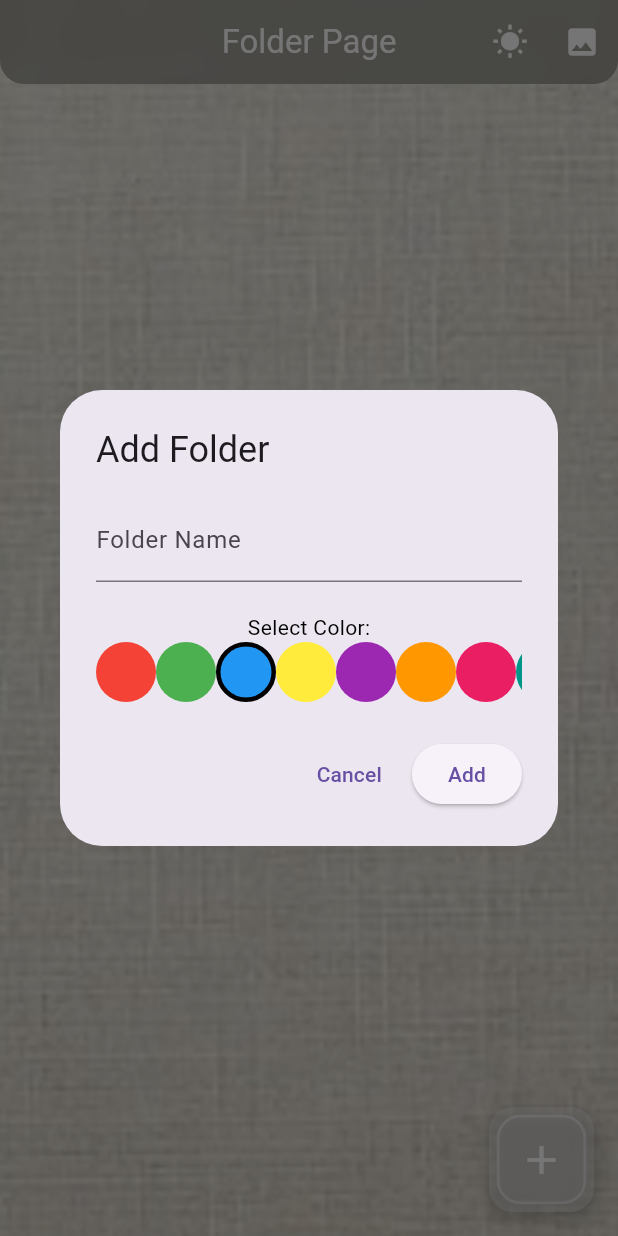
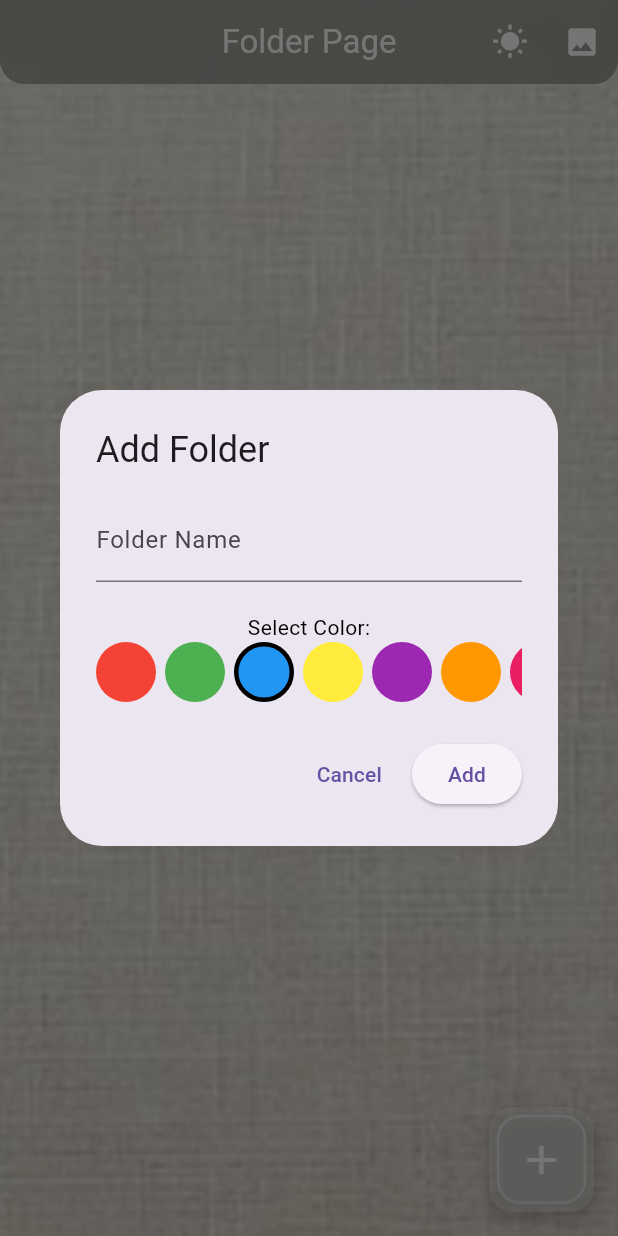
Before and after one commit to johnhcolani/Great-Note, a Flutter app: the screen it shows after launch, after a tap on the "add" icon, on a phone screen of 412 x 824 dp. Run offline on Flutter 3.47's test engine with Material 3 defaults, Android fonts, the light colour scheme and no system bars; our stand-ins replace bloc, equatable, flutter_bloc, image_picker, sqflite; missing offline and left inert: flutter_quill; accounts and stored records are empty.

Commit message:
edit folder dialog color

```diff
--- a/lib/features/folders/presentation/screens/folder_page.dart
+++ b/lib/features/folders/presentation/screens/folder_page.dart
@@ -367,58 +367,68 @@ void _showAddFolderDialog(BuildContext context) {
                 SingleChildScrollView(
                   scrollDirection: Axis.horizontal,
                   child: Row(
-                    mainAxisAlignment: MainAxisAlignment.spaceEvenly,
+                    mainAxisAlignment: MainAxisAlignment.spaceBetween,
                     children: [
                       _colorOption(Colors.red, selectedColor, () {
                         setState(() {
                           selectedColor = Colors.red;
                         });
                       }),
+                      const SizedBox(width: 6,),
                       _colorOption(Colors.green, selectedColor, () {
                         setState(() {
                           selectedColor = Colors.green;
                         });
                       }),
+                        const SizedBox(width: 6,),
                       _colorOption(Colors.blue, selectedColor, () {
                         setState(() {
                           selectedColor = Colors.blue;
                         });
                       }),
+                        const SizedBox(width: 6,),
                       _colorOption(Colors.yellow, selectedColor, () {
                         setState(() {
                           selectedColor = Colors.yellow;
                         });
                       }),
+                        const SizedBox(width: 6,),
                       _colorOption(Colors.purple, selectedColor, () {
                         setState(() {
                           selectedColor = Colors.purple;
                         });
                       }),
+                        const SizedBox(width: 6,),
                       _colorOption(Colors.orange, selectedColor, () {
                         setState(() {
                           selectedColor = Colors.orange;
                         });
                       }),
+                        const SizedBox(width: 6,),
                       _colorOption(Colors.pink, selectedColor, () {
                         setState(() {
                           selectedColor = Colors.pink;
                         });
                       }),
+                        const SizedBox(width: 6,),
                       _colorOption(Colors.teal, selectedColor, () {
                         setState(() {
                           selectedColor = Colors.teal;
                         });
                       }),
+                        const SizedBox(width: 6,),
                       _colorOption(Colors.brown, selectedColor, () {
                         setState(() {
                           selectedColor = Colors.brown;
                         });
                       }),
+                        const SizedBox(width: 6,),
                       _colorOption(Colors.cyan, selectedColor, () {
                         setState(() {
                           selectedColor = Colors.cyan;
                         });
                       }),
+                        const SizedBox(width: 6,),
                       _colorOption(Colors.indigo, selectedColor, () {
                         setState(() {
                           selectedColor = Colors.indigo;
```
